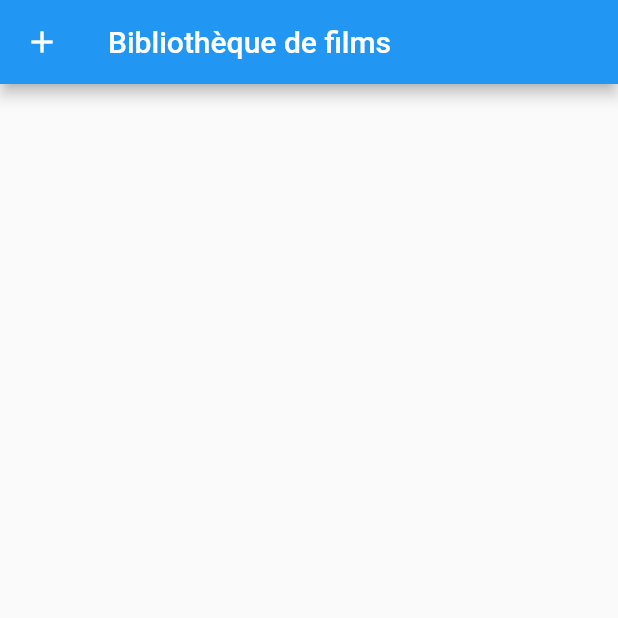
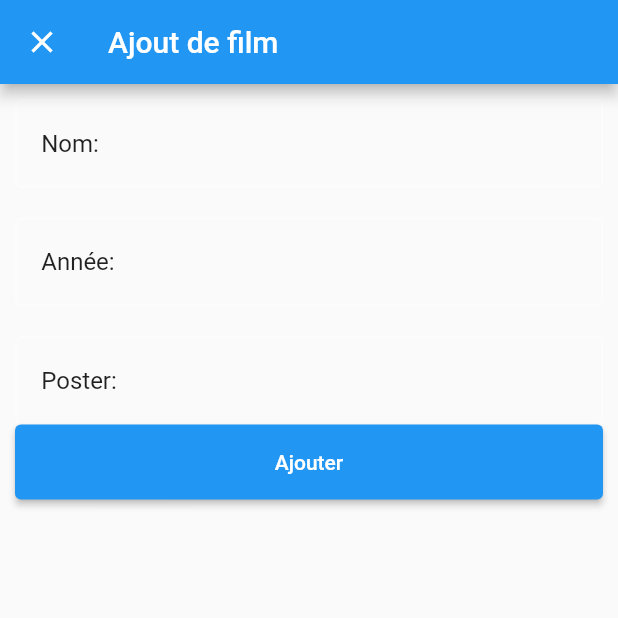
Before and after one commit to NicolasROSSAT69/FlutterFirebase, a Flutter app: the screen it shows after launch, after a tap on the "add" icon, on a phone screen of 412 x 824 dp, the top half of it. Run offline on Flutter 3.47's test engine with Material 2 defaults, Android fonts, the phone set to English and light mode, and no system bars; our stand-ins replace cloud_firestore, firebase_core; accounts and stored records are empty; network calls fail.

Commit message:
Ajout page ajout film et fonction ajouter dans firebase

```diff
--- /dev/null
+++ b/testfirebase/lib/add_movie_page.dart
@@ -0,0 +1,105 @@
+import 'package:flutter/material.dart';
+import 'package:cloud_firestore/cloud_firestore.dart';
+
+class AddPage extends StatefulWidget {
+  const AddPage({Key? key}) : super(key: key);
+
+  @override
+  _AddPageState createState() => _AddPageState();
+}
+
+class _AddPageState extends State<AddPage> {
+  final nameController = TextEditingController();
+  final yearController = TextEditingController();
+  final posterController = TextEditingController();
+
+  @override
+  Widget build(BuildContext context) {
+    return Scaffold(
+      appBar: AppBar(
+        title: const Text('Ajout de film'),
+      ),
+      body: Padding(
+        padding: const EdgeInsets.all(10),
+        child: Column(
+          children: [
+            ListTile(
+              shape: RoundedRectangleBorder(
+                borderRadius: BorderRadius.circular(4),
+                side: const BorderSide(color: Colors.white30, width: 1.5),
+              ),
+              title: Row(
+                children: [
+                  const Text('Nom: '),
+                  Expanded(
+                    child: TextField(
+                      decoration: const InputDecoration(
+                        border: InputBorder.none,
+                      ),
+                      controller: nameController,
+                    ),
+                  ),
+                ],
+              ),
+            ),
+            const SizedBox(height: 20),
+            ListTile(
+              shape: RoundedRectangleBorder(
+                borderRadius: BorderRadius.circular(4),
+                side: const BorderSide(color: Colors.white30, width: 1.5),
+              ),
+              title: Row(
+                children: [
+                  const Text('Année: '),
+                  Expanded(
+                    child: TextField(
+                      decoration: const InputDecoration(
+                        border: InputBorder.none,
+                      ),
+                      controller: yearController,
+                    ),
+                  ),
+                ],
+              ),
+            ),
+            const SizedBox(height: 20),
+            ListTile(
+              shape: RoundedRectangleBorder(
+                borderRadius: BorderRadius.circular(4),
+                side: const BorderSide(color: Colors.white30, width: 1.5),
+              ),
+              title: Row(
+                children: [
+                  const Text('Poster: '),
+                  Expanded(
+                    child: TextField(
+                      decoration: const InputDecoration(
+                        border: InputBorder.none,
+                      ),
+                      controller: posterController,
+                    ),
+                  ),
+                ],
+              ),
+            ),
+            ElevatedButton(
+              style: ElevatedButton.styleFrom(
+                minimumSize: const Size.fromHeight(50),
+              ),
+              onPressed: () {
+                FirebaseFirestore.instance.collection('Movies').add({
+                  'name': nameController.value.text,
+                  'year': yearController.value.text,
+                  'poster': posterController.value.text,
+                  'likes': 0,
+                });
+                Navigator.pop(context);
+              },
+              child: const Text('Ajouter'),
+            ),
+          ],
+        ),
+      ),
+    );
+  }
+}
--- a/testfirebase/lib/main.dart
+++ b/testfirebase/lib/main.dart
@@ -1,6 +1,7 @@
 import 'package:flutter/material.dart';
 import 'package:firebase_core/firebase_core.dart';
 import 'package:cloud_firestore/cloud_firestore.dart';
+import 'add_movie_page.dart';
 
 Future<void> main() async {
   WidgetsFlutterBinding.ensureInitialized();
@@ -30,7 +31,14 @@ class HomePage extends StatelessWidget {
         title: const Text('Bibliothèque de films'),
         leading: IconButton(
             onPressed: () {
-              print('btn ajouter ok');
+              Navigator.of(context).push(
+                MaterialPageRoute(
+                  builder: (BuildContext context) {
+                    return const AddPage();
+                  },
+                  fullscreenDialog: true,
+                ),
+              );
             },
             icon: const Icon(Icons.add)),
       ),
```
